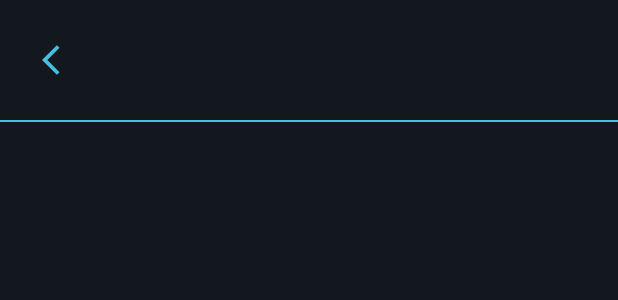
After one commit to JoshDez/Synthronize-Capstone-Project, an Android app: the layout activity_view_video.xml on its own in the app's theme, with its tools: preview values and no code run, on a phone screen of 412 x 824 dp. The commit adds this screen. Shown: the top 300 px of the screen. Run offline under Robolectric (Android 15) with nearby library versions, the phone set to English and light mode, and no system bars.

Commit message:
video added (still needs optimizing)

```diff
--- a/app/src/main/AndroidManifest.xml
+++ b/app/src/main/AndroidManifest.xml
@@ -12,6 +12,9 @@
         android:supportsRtl="true"
         android:theme="@style/Theme.Material3.Light.NoActionBar"
         tools:targetApi="31">
+        <activity
+            android:name=".ViewVideoActivity"
+            android:exported="false" />
         <activity
             android:name=".EditCommunity"
             android:exported="false" />
--- a/app/src/main/java/com/example/synthronize/adapters/ViewPageAdapter.kt
+++ b/app/src/main/java/com/example/synthronize/adapters/ViewPageAdapter.kt
@@ -36,7 +36,8 @@ class ViewPageAdapter(private val context:Context, private val contentList: List
                 feedBinding.contentContainerLayout.addView(ContentUtil().getImageView(context, content))
 
             } else if (temp[1] == "Video"){
-                //TODO to be implemented
+                //gets image view and binds it in the linear layout
+                feedBinding.contentContainerLayout.addView(ContentUtil().getVideoThumbnail(context, content))
             }
         }
 
--- a/app/src/main/res/layout/activity_view_post.xml
+++ b/app/src/main/res/layout/activity_view_post.xml
@@ -45,6 +45,7 @@
         <LinearLayout
             android:id="@+id/mainPostLayout"
             android:orientation="vertical"
+            android:gravity="center_horizontal"
             android:layout_width="match_parent"
             android:layout_height="match_parent">
 
--- /dev/null
+++ b/app/src/main/res/layout/activity_view_video.xml
@@ -0,0 +1,56 @@
+<?xml version="1.0" encoding="utf-8"?>
+<RelativeLayout xmlns:android="http://schemas.android.com/apk/res/android"
+    xmlns:app="http://schemas.android.com/apk/res-auto"
+    xmlns:tools="http://schemas.android.com/tools"
+    android:id="@+id/main"
+    android:layout_width="match_parent"
+    android:layout_height="match_parent"
+    android:background="@color/darker_teal"
+    tools:context=".ViewVideoActivity">
+
+    <RelativeLayout
+        android:id="@+id/mainToolbar"
+        android:layout_width="match_parent"
+        android:layout_height="80dp"
+        android:background="@color/darker_teal"
+        android:padding="10dp">
+
+        <ImageButton
+            android:id="@+id/backBtn"
+            android:layout_marginStart="10dp"
+            android:layout_centerVertical="true"
+            android:layout_width="40dp"
+            android:layout_height="40dp"
+            android:background="?attr/selectableItemBackgroundBorderless"
+            android:src="@drawable/back_icon"
+            app:tint="@color/light_teal" />
+
+
+    </RelativeLayout>
+
+    <com.google.android.material.divider.MaterialDivider
+        android:id="@+id/divider1"
+        android:layout_width="match_parent"
+        android:layout_height="1dp"
+        android:layout_below="@id/mainToolbar"
+        android:background="@color/light_teal"
+        app:dividerColor="@color/light_teal" />
+
+    <ImageView
+        android:id="@+id/imageView"
+        android:visibility="gone"
+        android:layout_below="@id/divider1"
+        android:layout_width="match_parent"
+        android:layout_height="match_parent"
+        android:backgroundTint="@color/darker_teal"/>
+
+    <VideoView
+        android:id="@+id/videoView"
+        android:visibility="gone"
+        android:layout_below="@id/divider1"
+        android:layout_width="match_parent"
+        android:layout_height="match_parent"
+        android:backgroundTint="@color/darker_teal"/>
+
+
+</RelativeLayout>
```
Also changed, not shown: app/src/main/java/com/example/synthronize/CreatePost.kt (+138 -11 lines), app/src/main/java/com/example/synthronize/ViewVideoActivity.kt (added, +54 -0 lines), app/src/main/java/com/example/synthronize/utils/AppUtil.kt (+0 -9 lines), app/src/main/java/com/example/synthronize/utils/ContentUtil.kt (+111 -2 lines), app/src/main/java/com/example/synthronize/utils/FirebaseUtil.kt (+27 -3 lines), app/src/main/res/drawable/play_icon.png (added).
